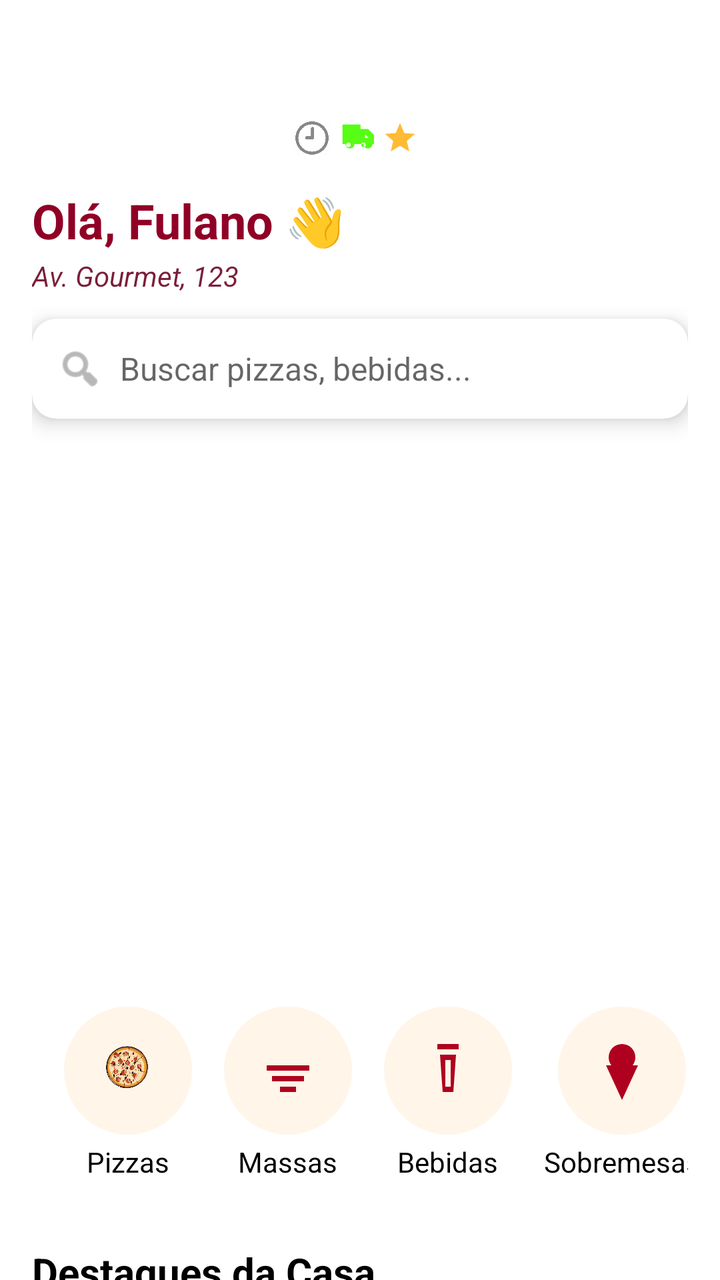
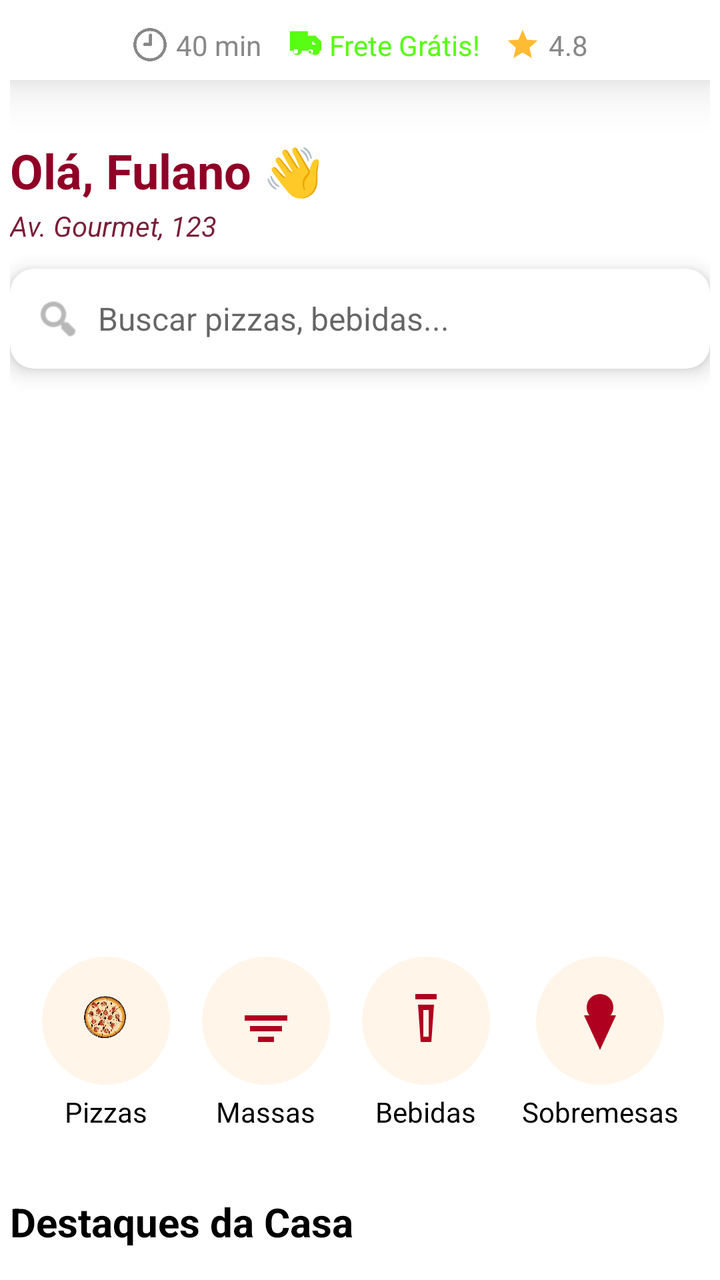

Before-and-after screenshots of an Android layout around one commit, followed by the original layout XML and the change that was made.
<!-- AndroidManifest.xml: application theme Theme.Apkstelladitalia20 -->
<!-- res/layout/fragment_home.xml -->
<?xml version="1.0" encoding="utf-8"?>
<androidx.coordinatorlayout.widget.CoordinatorLayout xmlns:android="http://schemas.android.com/apk/res/android"
    xmlns:app="http://schemas.android.com/apk/res-auto"
    xmlns:tools="http://schemas.android.com/tools"
    android:id="@+id/coordinatorLayoutHome"
    android:layout_width="match_parent"
    android:layout_height="match_parent"
    android:paddingTop="32dp"
    tools:ignore="ExtraText">


    <androidx.core.widget.NestedScrollView
        android:id="@+id/nestedScroll"
        android:layout_width="match_parent"
        android:layout_height="match_parent"
        android:fillViewport="true"
        app:layout_behavior="@string/appbar_scrolling_view_behavior">


    <LinearLayout
        android:layout_width="match_parent"
        android:layout_height="wrap_content"
        android:orientation="vertical"
        android:padding="16dp">

        <LinearLayout
            android:id="@+id/blocoInfoEntrega"
            android:layout_width="match_parent"
            android:layout_height="wrap_content"
            android:orientation="horizontal"
            android:gravity="center"
            android:padding="8dp"
            android:layout_marginBottom="8dp"
            android:layout_marginTop="4dp"
            android:baselineAligned="false">

            
            <ImageView
                android:layout_width="18dp"
                android:layout_height="18dp"
                android:src="@drawable/ic_time"
                android:layout_marginEnd="4dp"
                app:tint="@color/gray" />

            <TextView
                android:id="@+id/txtTempoEntrega"
                android:layout_width="wrap_content"
                android:layout_height="wrap_content"
                android:text="..."
                android:visibility="gone"
                android:textSize="14sp"
                android:tag="tempoEntregaVisivel"
                android:textColor="@color/gray"
                android:layout_marginEnd="12dp" />

            
            <ImageView
                android:layout_width="18dp"
                android:layout_height="18dp"
                android:src="@drawable/ic_truck"
                android:layout_marginEnd="4dp"
                app:tint="#57FD12" />

            <TextView
                android:id="@+id/txtFrete"
                android:layout_width="wrap_content"
                android:layout_height="wrap_content"
                android:text="..."
                android:visibility="gone"
                android:textSize="14sp"
                android:tag="freteVisivel"
                android:textColor="@color/gray"
                android:layout_marginEnd="12dp" />

            
            <ImageView
                android:layout_width="18dp"
                android:layout_height="18dp"
                android:src="@drawable/ic_star"
                android:layout_marginEnd="4dp"
                app:tint="@android:color/holo_orange_light" />

            <TextView
                android:id="@+id/txtAvaliacao"
                android:layout_width="wrap_content"
                android:layout_height="wrap_content"
                android:text="..."
                android:visibility="gone"
                android:tag="avaliacaoVisivel"
                android:textSize="14sp"
                android:textColor="@color/gray" />
        </LinearLayout>

        
        <TextView
            android:id="@+id/tvSaudacao"
            android:layout_width="wrap_content"
            android:layout_height="wrap_content"
            android:text="Olá, Fulano 👋"
            android:textColor="@color/vermelho"
            android:textSize="24sp"
            android:textStyle="bold" />

        
        <TextView
            android:id="@+id/tvEndereco"
            android:layout_width="wrap_content"
            android:layout_height="wrap_content"
            android:clickable="true"
            android:focusable="true"
            android:paddingTop="2dp"
            android:text="Av. Gourmet, 123"
            android:textColor="@color/purple_700"
            android:textSize="14sp"
            android:textStyle="italic" />

        
        <androidx.cardview.widget.CardView
            android:layout_width="match_parent"
            android:layout_height="50dp"
            android:layout_marginTop="12dp"
            app:cardCornerRadius="12dp"
            app:cardElevation="6dp">

            <LinearLayout
                android:layout_width="match_parent"
                android:layout_height="match_parent"
                android:gravity="center_vertical"
                android:orientation="horizontal"
                android:paddingStart="12dp">

                <ImageView
                    android:layout_width="24dp"
                    android:layout_height="24dp"
                    android:src="@android:drawable/ic_menu_search"
                    app:tint="#888" />

                <EditText
                    android:id="@+id/etBusca"
                    android:layout_width="match_parent"
                    android:layout_height="wrap_content"
                    android:background="@android:color/transparent"
                    android:hint="Buscar pizzas, bebidas..."
                    android:inputType="text"
                    android:imeOptions="actionSearch"
                    android:paddingStart="8dp"
                    android:textColor="#000"
                    android:textSize="16sp" />
            </LinearLayout>
        </androidx.cardview.widget.CardView>

        <TextView
            android:id="@+id/textSemPromocoes"
            android:layout_width="match_parent"
            android:layout_height="wrap_content"
            android:padding="16dp"
            android:text="Nenhuma promoção disponível no momento!"
            android:textAlignment="center"
            android:textColor="@android:color/darker_gray"
            android:textSize="16sp"
            android:visibility="gone" />

        
        <FrameLayout
            android:layout_width="match_parent"
            android:layout_height="250dp"
            android:layout_marginTop="20dp"
            android:background="@android:color/transparent">

            <androidx.viewpager2.widget.ViewPager2
                android:id="@+id/viewPagerPromocoes"
                android:layout_width="match_parent"
                android:layout_height="match_parent"
                android:clickable="true"
                android:focusable="true" />

            <com.google.android.material.tabs.TabLayout
                android:id="@+id/tabLayoutIndicator"
                android:layout_width="wrap_content"
                android:layout_height="wrap_content"
                android:layout_gravity="bottom|center_horizontal"
                android:layout_marginBottom="12dp"
                android:padding="4dp"
                android:layout_margin="2dp"
                app:tabGravity="center"
                app:tabIndicatorColor="@android:color/transparent"
                app:tabIndicatorHeight="0dp"
                app:tabMode="scrollable"
                app:tabRippleColor="@android:color/transparent" />

        </FrameLayout>
        

        <androidx.recyclerview.widget.RecyclerView
            android:id="@+id/rvCategorias"
            android:layout_width="match_parent"
            android:layout_height="wrap_content"
            android:layout_marginTop="16dp"
            android:nestedScrollingEnabled="false" />

        <HorizontalScrollView
            android:layout_width="match_parent"
            android:layout_height="wrap_content"
            android:background="@android:color/transparent"
            android:overScrollMode="never"
            android:paddingTop="8dp"
            android:paddingBottom="8dp"
            android:scrollbars="none">

            <LinearLayout
                android:layout_width="wrap_content"
                android:layout_height="wrap_content"
                android:gravity="center_vertical"
                android:orientation="horizontal"
                android:paddingStart="16dp"
                android:paddingEnd="16dp">

                
                <LinearLayout
                    android:id="@+id/categoriaPizza"
                    android:layout_width="wrap_content"
                    android:layout_height="wrap_content"
                    android:layout_marginEnd="16dp"
                    android:gravity="center"
                    android:onClick="scrollToPizza"
                    android:orientation="vertical">

                    <ImageView
                        android:layout_width="64dp"
                        android:layout_height="64dp"
                        android:background="@drawable/bg_categoria_circle"
                        android:padding="16dp"
                        android:src="@drawable/ic_pizza" />

                    <TextView
                        android:layout_width="wrap_content"
                        android:layout_height="wrap_content"
                        android:layout_marginTop="4dp"
                        android:text="Pizzas"
                        android:textColor="@android:color/black"
                        android:textSize="14sp" />
                </LinearLayout>

                
                <LinearLayout
                    android:id="@+id/categoriaMassas"
                    android:layout_width="wrap_content"
                    android:layout_height="wrap_content"
                    android:layout_marginEnd="16dp"
                    android:gravity="center"
                    android:onClick="scrollToMassas"
                    android:orientation="vertical">

                    <ImageView
                        android:layout_width="64dp"
                        android:layout_height="64dp"
                        android:background="@drawable/bg_categoria_circle"
                        android:padding="16dp"
                        android:src="@drawable/ic_massas" />

                    <TextView
                        android:layout_width="wrap_content"
                        android:layout_height="wrap_content"
                        android:layout_marginTop="4dp"
                        android:text="Massas"
                        android:textColor="@android:color/black"
                        android:textSize="14sp" />
                </LinearLayout>

                
                <LinearLayout
                    android:id="@+id/categoriaBebidas"
                    android:layout_width="wrap_content"
                    android:layout_height="wrap_content"
                    android:layout_marginEnd="16dp"
                    android:gravity="center"
                    android:onClick="scrollToBebidas"
                    android:orientation="vertical">

                    <ImageView
                        android:layout_width="64dp"
                        android:layout_height="64dp"
                        android:background="@drawable/bg_categoria_circle"
                        android:padding="16dp"
                        android:src="@drawable/ic_bebidas" />

                    <TextView
                        android:layout_width="wrap_content"
                        android:layout_height="wrap_content"
                        android:layout_marginTop="4dp"
                        android:text="Bebidas"
                        android:textColor="@android:color/black"
                        android:textSize="14sp" />
                </LinearLayout>

                
                <LinearLayout
                    android:id="@+id/categoriaSobremesas"
                    android:layout_width="wrap_content"
                    android:layout_height="wrap_content"
                    android:layout_marginEnd="16dp"
                    android:gravity="center"
                    android:onClick="scrollToSobremesas"
                    android:orientation="vertical">

                    <ImageView
                        android:layout_width="64dp"
                        android:layout_height="64dp"
                        android:background="@drawable/bg_categoria_circle"
                        android:padding="16dp"
                        android:src="@drawable/ic_sobremesas" />

                    <TextView
                        android:layout_width="wrap_content"
                        android:layout_height="wrap_content"
                        android:layout_marginTop="4dp"
                        android:text="Sobremesas"
                        android:textColor="@android:color/black"
                        android:textSize="14sp" />
                </LinearLayout>

            </LinearLayout>
        </HorizontalScrollView>

        
        <TextView
            android:id="@+id/tvDestaques"
            android:layout_width="wrap_content"
            android:layout_height="wrap_content"
            android:layout_marginTop="24dp"
            android:text="Destaques da Casa"
            android:textColor="#000"
            android:textSize="20sp"
            android:textStyle="bold" />

        <androidx.recyclerview.widget.RecyclerView
            android:id="@+id/recyclerDestaques"
            android:layout_width="match_parent"
            android:layout_height="114dp"
            android:layout_marginTop="8dp"
            android:nestedScrollingEnabled="false"
            app:layout_anchor="@+id/nestedScroll"
            app:layout_anchorGravity="bottom|center" />



        <TextView
            android:id="@+id/tvCategoriasPizza"
            android:layout_width="wrap_content"
            android:layout_height="wrap_content"
            android:layout_marginTop="24dp"
            android:text="Por Tamanho(Salgada)"
            android:textColor="#000"
            android:textSize="20sp"
            android:textStyle="bold" />

        <androidx.recyclerview.widget.RecyclerView
            android:id="@+id/recyclerPizzaTamanhos"
            android:layout_width="match_parent"
            android:layout_height="wrap_content"
            android:layout_marginTop="8dp"
            android:minHeight="160dp"
            android:nestedScrollingEnabled="false"
            android:orientation="horizontal"
            tools:listitem="@layout/item_pizza_tamanho"/>

        <TextView
            android:id="@+id/tvCategoriasPizzaDoce"
            android:layout_width="wrap_content"
            android:layout_height="wrap_content"
            android:layout_marginTop="24dp"
            android:text="Por Tamanho (Doce)"
            android:textColor="#000"
            android:textSize="20sp"
            android:textStyle="bold" />

        <androidx.recyclerview.widget.RecyclerView
            android:id="@+id/recyclerPizzaTamanhosDoce"
            android:layout_width="match_parent"
            android:layout_height="wrap_content"
            android:layout_marginTop="8dp"
            android:minHeight="160dp"
            android:nestedScrollingEnabled="false"
            android:orientation="horizontal"
            tools:listitem="@layout/item_pizza_tamanho"/>

        
        <TextView
            android:id="@+id/tvProdutos"
            android:layout_width="wrap_content"
            android:layout_height="wrap_content"
            android:layout_marginTop="24dp"
            android:text="@string/cardapio"
            android:textColor="#000"
            android:textSize="20sp"
            android:textStyle="bold" />

        <androidx.recyclerview.widget.RecyclerView
            android:id="@+id/recyclerProdutos"
            android:layout_width="match_parent"
            android:layout_height="wrap_content"
            android:nestedScrollingEnabled="false"
            android:layout_marginTop="8dp"
            />



    </LinearLayout>

    </androidx.core.widget.NestedScrollView>
   </androidx.coordinatorlayout.widget.CoordinatorLayout>
<!-- res/layout/item_pizza_tamanho.xml (included above) -->
<LinearLayout xmlns:android="http://schemas.android.com/apk/res/android"
    android:layout_width="160dp"
    android:layout_height="wrap_content"
    android:orientation="vertical"
    android:padding="8dp"
    android:layout_marginEnd="12dp"
    android:background="@drawable/bg_card_pizza"
    android:elevation="4dp"
    android:gravity="center">

    <ImageView
        android:id="@+id/imgPizza"
        android:layout_width="match_parent"
        android:layout_height="120dp"
        android:scaleType="centerCrop"
        android:src="@drawable/ic_pizza" />

    <TextView
        android:id="@+id/txtNome"
        android:layout_width="match_parent"
        android:layout_height="wrap_content"
        android:text="Pizza Grande"
        android:textStyle="bold"
        android:textColor="#000"
        android:textSize="16sp"
        android:paddingTop="6dp" />

    <TextView
        android:id="@+id/txtDetalhes"
        android:layout_width="match_parent"
        android:layout_height="wrap_content"
        android:text="8 pedaços"
        android:textColor="#666"
        android:textSize="14sp"
        android:paddingTop="2dp" />

    <TextView
        android:id="@+id/txtPreco"
        android:layout_width="match_parent"
        android:layout_height="wrap_content"
        android:text="a partir de R$ 44,99"
        android:textColor="#E53935"
        android:textStyle="bold"
        android:textSize="15sp"
        android:paddingTop="4dp" />
</LinearLayout>
<!-- resources referenced by this layout -->
<resources>
  <color name="gray">#888888</color>
  <color name="purple_700">#7B1E3A</color>
  <color name="vermelho">#900026</color>
  <!-- drawable bg_card_pizza (drawable) -->
  <shape xmlns:android="http://schemas.android.com/apk/res/android">
      <solid android:color="#FFFFFF"/>
      <corners android:radius="12dp"/>
      <stroke android:width="1dp" android:color="#DDDDDD"/>
  </shape>
  <!-- drawable bg_categoria_circle (drawable) -->
  <?xml version="1.0" encoding="utf-8"?>
  <shape xmlns:android="http://schemas.android.com/apk/res/android"
      android:shape="oval">
      <solid android:color="#FFF5E9" />
      <size
          android:width="72dp"
          android:height="72dp" />
  </shape>
  <!-- drawable ic_bebidas (drawable) -->
  <vector xmlns:android="http://schemas.android.com/apk/res/android"
      android:width="24dp" android:height="24dp"
      android:viewportWidth="24" android:viewportHeight="24">
      <path
          android:fillColor="#B00020"
          android:pathData="M8,2v2h8v-2h-8zm1,4l1,14h4l1-14h-6zm2,2h2v10h-2v-10z" />
  </vector>
  <!-- drawable ic_massas (drawable) -->
  <vector xmlns:android="http://schemas.android.com/apk/res/android"
      android:width="24dp" android:height="24dp"
      android:viewportWidth="24" android:viewportHeight="24">
      <path
          android:fillColor="#B00020"
          android:pathData="M4,10h16v2H4v-2zm2,4h12v2H6v-2zm3,4h6v2H9v-2z" />
  </vector>
  <!-- drawable ic_pizza: png bitmap (drawable, 224029 bytes) -->
  <!-- drawable ic_sobremesas (drawable) -->
  <vector xmlns:android="http://schemas.android.com/apk/res/android"
      android:width="24dp" android:height="24dp"
      android:viewportWidth="24" android:viewportHeight="24">
      <path
          android:fillColor="#B00020"
          android:pathData="M12,2a5,5 0 0,0 -5,5 5,5 0 0,0 1,3H6l6,13 6,-13h-2a5,5 0 0,0 1,-3 5,5 0 0,0 -5,-5z" />
  </vector>
  <!-- drawable ic_star (drawable) -->
  <vector xmlns:android="http://schemas.android.com/apk/res/android"
      android:width="24dp" android:height="24dp"
      android:viewportWidth="24" android:viewportHeight="24">
      <path
          android:fillColor="#FFC107"
          android:pathData="M12,17.27L18.18,21l-1.64,-7.03L22,9.24l-7.19,-0.61L12,2 9.19,8.63 2,9.24l5.46,4.73L5.82,21z"/>
  </vector>
  <!-- drawable ic_time: webp bitmap (drawable, 10942 bytes) -->
  <!-- drawable ic_truck (drawable) -->
  <vector xmlns:android="http://schemas.android.com/apk/res/android"
      android:width="24dp" android:height="24dp"
      android:viewportWidth="24" android:viewportHeight="24">
      <path
          android:fillColor="#FF000000"
          android:pathData="M3,3v13h2a3,3 0,0 0,6 0h6a3,3 0,0 0,6 0h1v-6l-4-4h-5V3H3zM18,9.5l2.5,2.5H18v-2.5zM7,18a1.5,1.5 0,1 1,1.5 -1.5A1.5,1.5 0,0 1,7,18zM17,18a1.5,1.5 0,1 1,1.5 -1.5A1.5,1.5 0,0 1,17,18z"/>
  </vector>
  <string name="cardapio">Cardápio</string>
  <style name="Theme.Apkstelladitalia20" parent="Theme.MaterialComponents.DayNight.NoActionBar">
          
          <item name="colorPrimary">@color/colorPrimary</item>
          <item name="colorPrimaryVariant">@color/colorPrimaryDark</item>
          <item name="colorSecondary">@color/colorAccent</item>
          <item name="colorOnPrimary">@android:color/white</item>
  
          
          <item name="android:statusBarColor">@color/colorPrimaryDark</item>
          <item name="android:navigationBarColor">@color/colorPrimary</item>
  
          
          <item name="tabBackground">@android:color/transparent</item>
          <item name="tabIndicator">@null</item>
  
          
          <item name="android:windowContentTransitions">true</item>
          <item name="android:windowActionBar">false</item>
          <item name="windowActionBar">false</item>
      </style>
  <color name="colorPrimary">#C62828</color>
  <color name="colorPrimaryDark">#8E0000</color>
  <color name="colorAccent">#FFC107</color>
</resources>

<!-- the commit's change to res/layout/fragment_home.xml (unified diff, before → after) -->
@@ -1,97 +1,93 @@
 <?xml version="1.0" encoding="utf-8"?>
-<androidx.coordinatorlayout.widget.CoordinatorLayout xmlns:android="http://schemas.android.com/apk/res/android"
+<androidx.coordinatorlayout.widget.CoordinatorLayout
+    xmlns:android="http://schemas.android.com/apk/res/android"
     xmlns:app="http://schemas.android.com/apk/res-auto"
     xmlns:tools="http://schemas.android.com/tools"
     android:id="@+id/coordinatorLayoutHome"
     android:layout_width="match_parent"
     android:layout_height="match_parent"
-    android:paddingTop="32dp"
-    tools:ignore="ExtraText">
-
-
+    android:paddingTop="24dp"
+    android:layout_marginTop="20dp"
+    android:padding="05dp">
+
+    
+    <LinearLayout
+        android:id="@+id/blocoInfoEntrega"
+        android:layout_width="match_parent"
+        android:layout_height="wrap_content"
+        android:orientation="horizontal"
+        android:gravity="center"
+        android:padding="8dp"
+        android:elevation="6dp"
+        android:background="@android:color/white"
+        android:translationZ="10dp"
+        android:layout_gravity="top">
+
+        <ImageView
+            android:layout_width="18dp"
+            android:layout_height="18dp"
+            android:src="@drawable/ic_time"
+            android:layout_marginEnd="4dp"
+            app:tint="@color/gray" />
+
+        <TextView
+            android:id="@+id/txtTempoEntrega"
+            android:layout_width="wrap_content"
+            android:layout_height="wrap_content"
+            android:text="40 min"
+            android:textSize="14sp"
+            android:textColor="@color/gray"
+            android:layout_marginEnd="12dp" />
+
+        <ImageView
+            android:layout_width="18dp"
+            android:layout_height="18dp"
+            android:src="@drawable/ic_truck"
+            android:layout_marginEnd="4dp"
+            app:tint="#57FD12" />
+
+        <TextView
+            android:id="@+id/txtFrete"
+            android:layout_width="wrap_content"
+            android:layout_height="wrap_content"
+            android:text="Frete Grátis!"
+            android:textSize="14sp"
+            android:textColor="#57FD12"
+            android:layout_marginEnd="12dp" />
+
+        <ImageView
+            android:layout_width="18dp"
+            android:layout_height="18dp"
+            android:src="@drawable/ic_star"
+            android:layout_marginEnd="4dp"
+            app:tint="@android:color/holo_orange_light" />
+
+        <TextView
+            android:id="@+id/txtAvaliacao"
+            android:layout_width="wrap_content"
+            android:layout_height="wrap_content"
+            android:text="4.8"
+            android:textSize="14sp"
+            android:textColor="@color/gray" />
+    </LinearLayout>
+
+    
     <androidx.core.widget.NestedScrollView
         android:id="@+id/nestedScroll"
         android:layout_width="match_parent"
         android:layout_height="match_parent"
+        android:layout_marginTop="64dp"
         android:fillViewport="true"
         app:layout_behavior="@string/appbar_scrolling_view_behavior">
 
-
-    <LinearLayout
-        android:layout_width="match_parent"
-        android:layout_height="wrap_content"
-        android:orientation="vertical"
-        android:padding="16dp">
-
+        
         <LinearLayout
-            android:id="@+id/blocoInfoEntrega"
-            android:layout_width="match_parent"
-            android:layout_height="wrap_content"
-            android:orientation="horizontal"
-            android:gravity="center"
-            android:padding="8dp"
-            android:layout_marginBottom="8dp"
-            android:layout_marginTop="4dp"
-            android:baselineAligned="false">
-
-            
-            <ImageView
-                android:layout_width="18dp"
-                android:layout_height="18dp"
-                android:src="@drawable/ic_time"
-                android:layout_marginEnd="4dp"
-                app:tint="@color/gray" />
-
-            <TextView
-                android:id="@+id/txtTempoEntrega"
-                android:layout_width="wrap_content"
-                android:layout_height="wrap_content"
-                android:text="..."
-                android:visibility="gone"
-                android:textSize="14sp"
-                android:tag="tempoEntregaVisivel"
-                android:textColor="@color/gray"
-                android:layout_marginEnd="12dp" />
-
-            
-            <ImageView
-                android:layout_width="18dp"
-                android:layout_height="18dp"
-                android:src="@drawable/ic_truck"
-                android:layout_marginEnd="4dp"
-                app:tint="#57FD12" />
-
-            <TextView
-                android:id="@+id/txtFrete"
-                android:layout_width="wrap_content"
-                android:layout_height="wrap_content"
-                android:text="..."
-                android:visibility="gone"
-                android:textSize="14sp"
-                android:tag="freteVisivel"
-                android:textColor="@color/gray"
-                android:layout_marginEnd="12dp" />
-
-            
-            <ImageView
-                android:layout_width="18dp"
-                android:layout_height="18dp"
-                android:src="@drawable/ic_star"
-                android:layout_marginEnd="4dp"
-                app:tint="@android:color/holo_orange_light" />
-
-            <TextView
-                android:id="@+id/txtAvaliacao"
-                android:layout_width="wrap_content"
-                android:layout_height="wrap_content"
-                android:text="..."
-                android:visibility="gone"
-                android:tag="avaliacaoVisivel"
-                android:textSize="14sp"
-                android:textColor="@color/gray" />
-        </LinearLayout>
-
-        
+            android:id="@+id/layoutHome"
+            android:layout_width="match_parent"
+            android:layout_height="wrap_content"
+            android:orientation="vertical">
+
+
         <TextView
             android:id="@+id/tvSaudacao"
             android:layout_width="wrap_content"
@@ -406,7 +402,6 @@
 
 
     </LinearLayout>
-
     </androidx.core.widget.NestedScrollView>
    </androidx.coordinatorlayout.widget.CoordinatorLayout>
 <!-- res/layout/item_pizza_tamanho.xml (included above) -->
<!-- resource entries referenced after the edit -->
@@ -72,6 +72,7 @@
           <item name="android:statusBarColor">@color/colorPrimaryDark</item>
           <item name="android:navigationBarColor">@color/colorPrimary</item>
   
+  
           
           <item name="tabBackground">@android:color/transparent</item>
           <item name="tabIndicator">@null</item>
